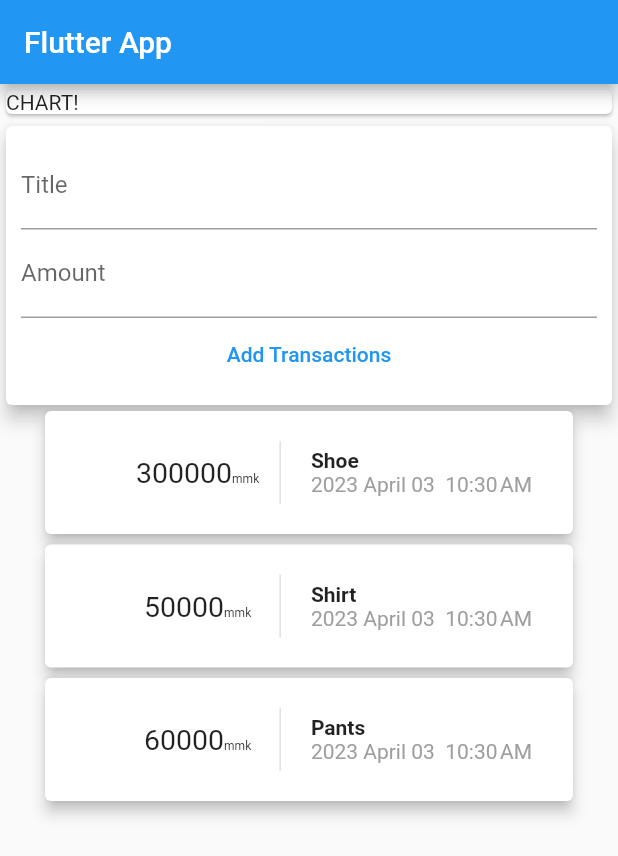
After one commit to Paing-Thaw/Expense-Tracker, a Flutter app: the screen it shows after launch, after a tap on "Add Transactions", on a phone screen of 412 x 824 dp. The commit adds this screen. Shown: the top 856 px of the screen. Run offline on Flutter 3.47's test engine with Material 2 defaults, Android fonts, the phone set to English and light mode, and no system bars.

Commit message:
4/3/2023/6:23PM (From Home)

```diff
--- /dev/null
+++ b/lib/widgets/new_transaction.dart
@@ -0,0 +1,49 @@
+import 'package:flutter/material.dart';
+
+class NewTransaction extends StatelessWidget {
+  // const NewTransaction({Key? key}) : super(key: key);
+
+  final titleController = TextEditingController();
+  final amountController = TextEditingController();
+  final Function addTransaction;
+
+  NewTransaction(this.addTransaction);
+
+  void submitData() {
+    final enteredTitle = titleController.text;
+    final enteredAmount = int.parse(amountController.text);
+
+    if (enteredTitle.isEmpty || enteredAmount <= 0 ) {
+      return;
+    }
+    addTransaction(
+        enteredTitle,
+        enteredAmount
+    );
+  }
+
+
+  @override
+  Widget build(BuildContext context) {
+    return Card(
+      elevation: 5,
+      child: Container(
+        padding: EdgeInsets.all(10),
+        child: Column(
+          children:  [
+            TextField(
+              decoration: const InputDecoration(labelText: 'Title'),
+              controller: titleController,
+            ),
+            TextField(decoration: const InputDecoration(labelText: 'Amount'),
+              controller: amountController,
+            ),
+            TextButton(onPressed: () {
+              submitData();
+            }, child: const Text('Add Transactions'))
+          ],
+        ),
+      ),
+    );
+  }
+}
--- a/lib/widgets/transaction_list.dart
+++ b/lib/widgets/transaction_list.dart
@@ -1,26 +1,17 @@
 import 'package:flutter/material.dart';
 import '../models/transaction.dart';
 import 'package:intl/intl.dart';
-class TransactionList extends StatefulWidget {
-  const TransactionList({Key? key}) : super(key: key);
 
-  @override
-  State<TransactionList> createState() => _TransactionListState();
-}
-
-class _TransactionListState extends State<TransactionList> {
-
-  final List<Transaction> transactions = [
-    Transaction(id: '01', title: 'Shoe', amount: 300000, date: DateTime.now()),
-    Transaction(id: '02', title: 'Shirt', amount: 50000, date: DateTime.now()),
-    Transaction(id: '03', title: 'Pants', amount: 60000, date: DateTime.now())
-  ];
-
+class TransactionList extends StatelessWidget {
+  final List<Transaction> transactions;
+  TransactionList(this.transactions);
   @override
   Widget build(BuildContext context) {
-    return Column(
-      children: transactions.map((e) =>
-          Card(
+    return Container(
+        height: 400,
+        child: ListView.builder(
+          itemBuilder: (context, index) {
+            return Card(
               margin: const EdgeInsets.only(left: 30, right: 30, bottom: 7),
               elevation: 4,
               child: Row(
@@ -28,43 +19,46 @@ class _TransactionListState extends State<TransactionList> {
                 children: [
                   Container(
                     width: 110,
-                  margin: const EdgeInsets.symmetric(vertical: 20.0, horizontal: 20.0),
+                    margin: const EdgeInsets.symmetric(
+                        vertical: 20.0, horizontal: 20.0),
                     decoration: const BoxDecoration(
                         // border: Border(
                         //   right: BorderSide(width: 1, color: Colors.black12),
                         // )
                         border: Border(
-                          right: BorderSide(width: 1,
-                              color: Colors.black12
-                          )
-                      )
-                  ),
+                            right:
+                                BorderSide(width: 1, color: Colors.black12))),
                     padding: EdgeInsets.all(10.0),
                     child: Text.rich(
                         textAlign: TextAlign.center,
-                      TextSpan (
-                          children: [
-                            TextSpan(text: e.amount.toString(), style: TextStyle(fontSize: 19)),
-                            const TextSpan (text: 'mmk', style: TextStyle(fontSize: 8)),
-                          ]
-                      )
-                  ),
-
+                        TextSpan(children: [
+                          TextSpan(
+                              text: transactions[index].amount.toString(),
+                              style: TextStyle(fontSize: 19)),
+                          const TextSpan(
+                              text: 'mmk', style: TextStyle(fontSize: 8)),
+                        ])),
                   ),
                   Column(
                     crossAxisAlignment: CrossAxisAlignment.start,
                     children: [
+                      Text(transactions[index].title,
+                          style: const TextStyle(
+                            fontWeight: FontWeight.bold,
+                          )),
                       Text(
-                        e.title,
-                        style: const TextStyle( fontWeight: FontWeight.bold,)
-                    ),
-                    Text(DateFormat("y MMMM dd ").add_jm().format(e.date),
-                      style: const TextStyle(color: Colors.grey),)
+                        DateFormat("y MMMM dd ")
+                            .add_jm()
+                            .format(transactions[index].date),
+                        style: const TextStyle(color: Colors.grey),
+                      )
                     ],
                   )
                 ],
-            ),)
-      ).toList(),
+              ),
             );
+          },
+          itemCount: transactions.length,
+        ));
   }
 }
--- /dev/null
+++ b/lib/widgets/user_transactions.dart
@@ -0,0 +1,41 @@
+import '/widgets/new_transaction.dart';
+import '/widgets/transaction_list.dart';
+import 'package:flutter/material.dart';
+import '../models/transaction.dart';
+
+class UserTransactions extends StatefulWidget {
+  const UserTransactions({Key? key}) : super(key: key);
+
+  @override
+  State<UserTransactions> createState() => _UserTransactionsState();
+}
+
+class _UserTransactionsState extends State<UserTransactions> {
+  final List<Transaction> _transactions = [
+    Transaction(id: '01', title: 'Shoe', amount: 300000, date: DateTime.now()),
+    Transaction(id: '02', title: 'Shirt', amount: 50000, date: DateTime.now()),
+    Transaction(id: '03', title: 'Pants', amount: 60000, date: DateTime.now())
+  ];
+
+  void _addNewTransaction (String newTitle, int newAmount) {
+    final newTransaction = Transaction(
+        id: DateTime.now.toString() ,
+        title: newTitle,
+        amount: newAmount,
+        date: DateTime.now()
+    );
+
+    setState(() {
+      _transactions.add(newTransaction);
+    });
+  }
+  @override
+  Widget build(BuildContext context) {
+    return Column(
+      children: [
+        NewTransaction(_addNewTransaction),
+        TransactionList(_transactions)
+      ],
+    );
+  }
+}
```
Also changed, not shown: lib/main.dart (+6 -24 lines). Lines whose indentation alone changed are shown as unchanged.
